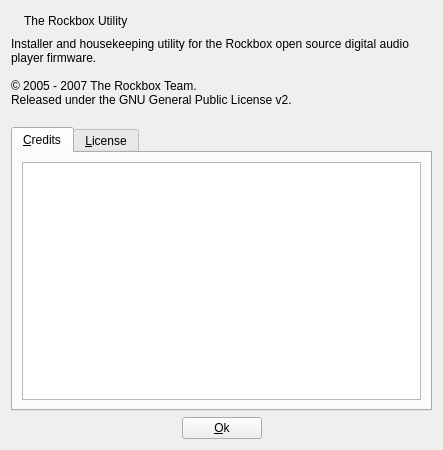
Qt form rbutil/rbutilqt/aboutbox.ui (Rockbox-Chinese-Community/Rockbox-RCC) before a commit.
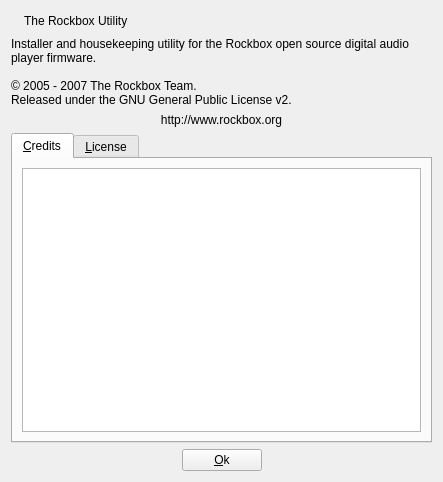
The same form after that commit. Icons and pictures are not drawn.

Commit message: add link to homepage to about window.

What changed in the file:
```diff
--- a/rbutil/rbutilqt/aboutbox.ui
+++ b/rbutil/rbutilqt/aboutbox.ui
@@ -6,7 +6,7 @@
     <x>0</x>
     <y>0</y>
     <width>443</width>
-    <height>450</height>
+    <height>482</height>
    </rect>
   </property>
   <property name="windowTitle" >
@@ -53,8 +53,7 @@
       <string>Installer and housekeeping utility for the Rockbox open source digital audio player firmware.
 
 © 2005 - 2007 The Rockbox Team.
-Released under the GNU General Public License v2.
-</string>
+Released under the GNU General Public License v2.</string>
      </property>
      <property name="wordWrap" >
       <bool>true</bool>
@@ -65,6 +64,25 @@
     </widget>
    </item>
    <item row="2" column="0" colspan="3" >
+    <widget class="QLabel" name="labelHomepage" >
+     <property name="text" >
+      <string>http://www.rockbox.org</string>
+     </property>
+     <property name="textFormat" >
+      <enum>Qt::AutoText</enum>
+     </property>
+     <property name="alignment" >
+      <set>Qt::AlignCenter</set>
+     </property>
+     <property name="openExternalLinks" >
+      <bool>true</bool>
+     </property>
+     <property name="textInteractionFlags" >
+      <set>Qt::LinksAccessibleByKeyboard|Qt::LinksAccessibleByMouse|Qt::NoTextInteraction</set>
+     </property>
+    </widget>
+   </item>
+   <item row="3" column="0" colspan="3" >
     <widget class="QTabWidget" name="tabWidget" >
      <property name="currentIndex" >
       <number>0</number>
@@ -117,7 +135,7 @@
      </widget>
     </widget>
    </item>
-   <item row="3" column="0" >
+   <item row="4" column="0" >
     <spacer>
      <property name="orientation" >
       <enum>Qt::Horizontal</enum>
@@ -130,14 +148,14 @@
      </property>
     </spacer>
    </item>
-   <item row="3" column="1" >
+   <item row="4" column="1" >
     <widget class="QPushButton" name="okButton" >
      <property name="text" >
       <string>&amp;Ok</string>
      </property>
     </widget>
    </item>
-   <item row="3" column="2" >
+   <item row="4" column="2" >
     <spacer>
      <property name="orientation" >
       <enum>Qt::Horizontal</enum>
```
Left out of the diff: 4 changed lines with no effect on the pictures. The commit also changes 1 other file.
